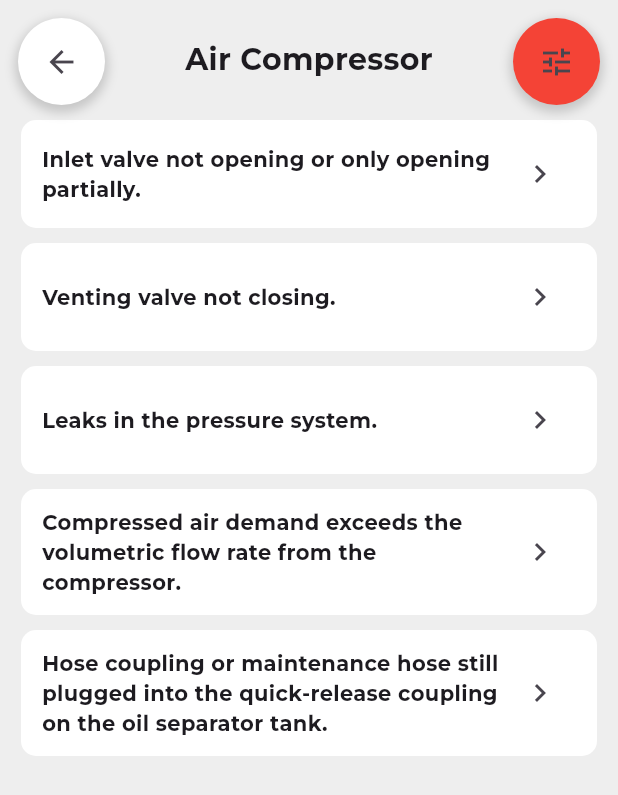
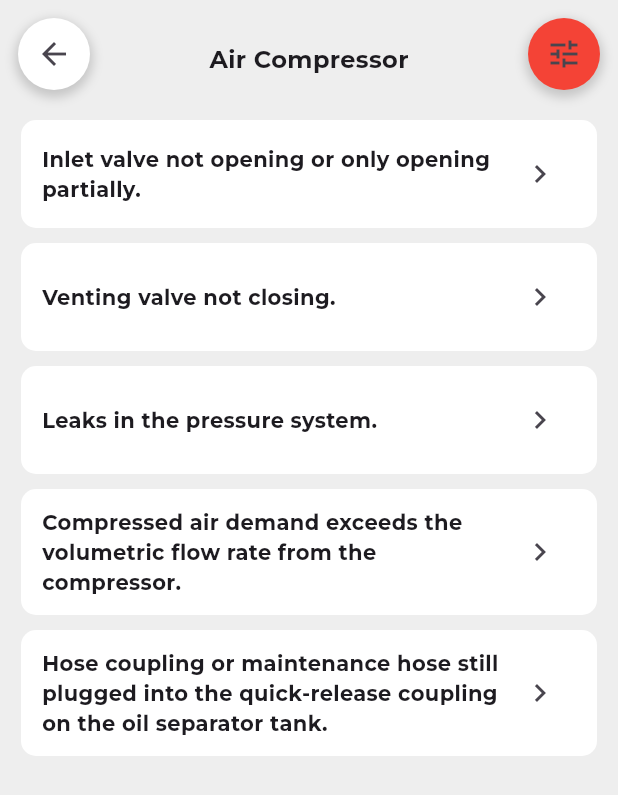
Before and after one commit to zeeshanhaider5121472/haiderWebApp, a Flutter app: the QuestionScreenVU screen opened directly, after a tap on the "keyboard arrow right" icon, on a phone screen of 412 x 824 dp. Shown: the top 795 px of the screen. Run offline on Flutter 3.47's test engine with Material 3 defaults, Android fonts, the phone set to English and light mode, and no system bars; our stand-ins replace stacked; project files that could hold a hidden picture were left out.

Commit message:
question list screen done

```diff
--- a/lib/problem_screen/problem_screen_vu.dart
+++ b/lib/problem_screen/problem_screen_vu.dart
@@ -53,7 +53,7 @@ class ProblemScreenVU extends StackedView<ProblemScreenVM> {
                 children: [
                   Container(
                       margin: const EdgeInsets.fromLTRB(12, 12, 0, 0),
-                      padding: const EdgeInsets.all(5),
+                      // padding: const EdgeInsets.all(5),
                       decoration: BoxDecoration(
                         shape: BoxShape.circle,
                         color: Colors.white,
@@ -74,7 +74,7 @@ class ProblemScreenVU extends StackedView<ProblemScreenVM> {
                           icon: const Icon(Icons.arrow_back))),
                   Container(
                       margin: const EdgeInsets.fromLTRB(0, 12, 12, 0),
-                      padding: const EdgeInsets.all(5),
+                      // padding: const EdgeInsets.all(5),
                       decoration: BoxDecoration(
                         shape: BoxShape.circle,
                         color: Colors.red,
@@ -195,7 +195,7 @@ class Header extends StatelessWidget {
           Text(
             title,
             textAlign: TextAlign.left,
-            style: const TextStyle(fontSize: 20, fontWeight: FontWeight.bold),
+            style: const TextStyle(fontSize: 16, fontWeight: FontWeight.bold),
           ),
         ],
       ),
--- a/lib/question_screen/question_screen_vu.dart
+++ b/lib/question_screen/question_screen_vu.dart
@@ -49,7 +49,7 @@ class QuestionScreenVU extends StackedView<QuestionScreenVM> {
                 children: [
                   Container(
                       margin: const EdgeInsets.fromLTRB(12, 12, 0, 0),
-                      padding: const EdgeInsets.all(5),
+                      // padding: const EdgeInsets.all(5),
                       decoration: BoxDecoration(
                         shape: BoxShape.circle,
                         color: Colors.white,
@@ -70,7 +70,7 @@ class QuestionScreenVU extends StackedView<QuestionScreenVM> {
                           icon: const Icon(Icons.arrow_back))),
                   Container(
                       margin: const EdgeInsets.fromLTRB(0, 12, 12, 0),
-                      padding: const EdgeInsets.all(5),
+                      // padding: const EdgeInsets.all(5),
                       decoration: BoxDecoration(
                         shape: BoxShape.circle,
                         color: Colors.red,
@@ -215,7 +215,7 @@ class Header extends StatelessWidget {
           Text(
             title,
             textAlign: TextAlign.left,
-            style: const TextStyle(fontSize: 20, fontWeight: FontWeight.bold),
+            style: const TextStyle(fontSize: 16, fontWeight: FontWeight.bold),
           ),
         ],
       ),
```
